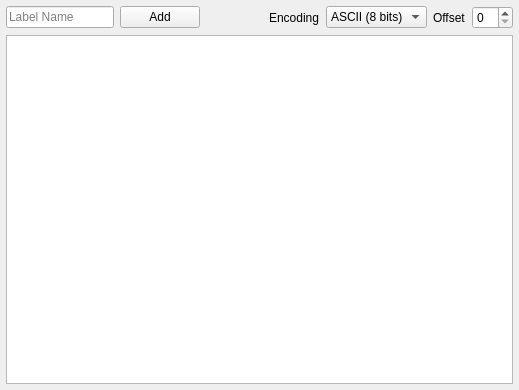
nhurman/data-carving, file BitGrapher/ui/TextViewWidget.ui: the form before one commit.
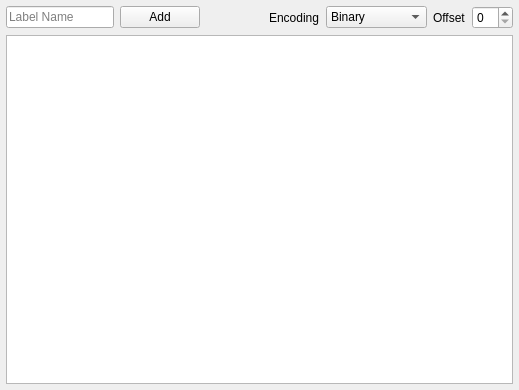
The form after the commit.

Commit message: Switched default encoding to Binary

Diff of the .ui file:
```diff
--- a/BitGrapher/ui/TextViewWidget.ui
+++ b/BitGrapher/ui/TextViewWidget.ui
@@ -71,7 +71,7 @@
         </sizepolicy>
        </property>
        <property name="currentIndex">
-        <number>2</number>
+        <number>3</number>
        </property>
        <item>
         <property name="text">
```
The commit also changes 1 other file.
